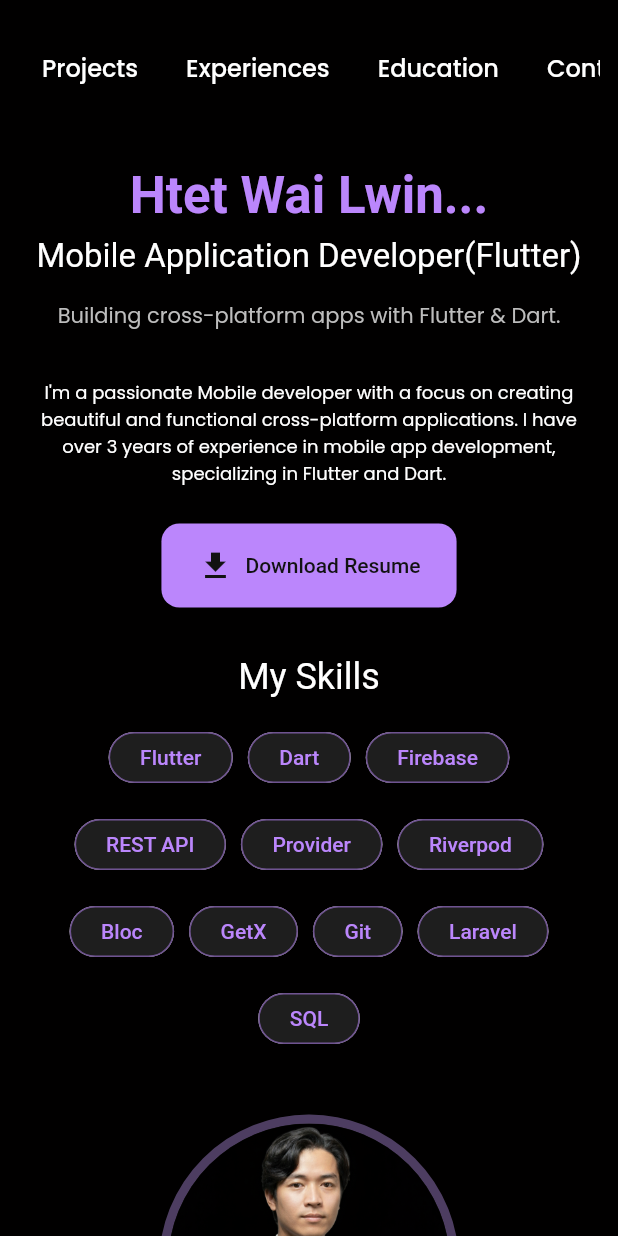
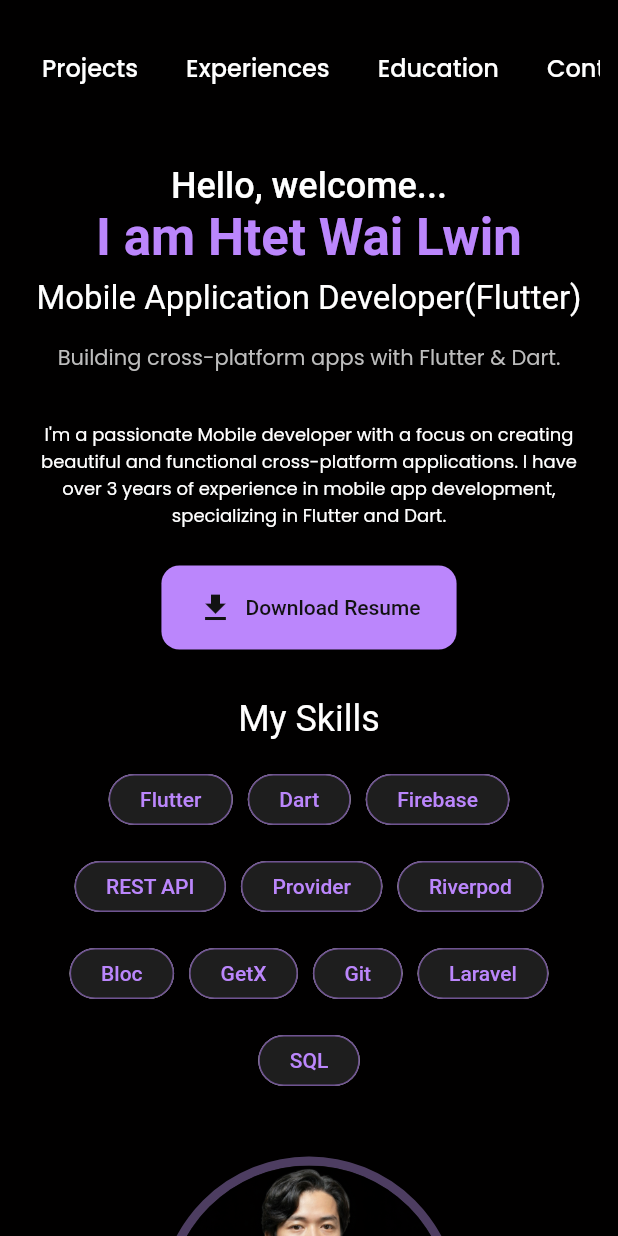
Before and after one commit to htetwai18/my_portfolio, a Flutter app: the screen it shows after launch, on a phone screen of 412 x 824 dp. Run offline on Flutter 3.47's test engine with Material 3 defaults, Android fonts, the phone set to English and light mode, and no system bars; drawn by our look-alikes of animated_text_kit; our stand-ins replace font_awesome_flutter, google_fonts; missing offline and left inert: dart:html, device_frame_plus; Roboto replaces fonts that are missing (Oxanium).

```diff
--- a/lib/pages/hero_section.dart
+++ b/lib/pages/hero_section.dart
@@ -1,5 +1,6 @@
 import 'dart:convert';
 
+import 'package:animated_text_kit/animated_text_kit.dart';
 import 'package:flutter/material.dart';
 import 'package:font_awesome_flutter/font_awesome_flutter.dart';
 import 'package:google_fonts/google_fonts.dart';
@@ -51,9 +52,6 @@ class _HeroSectionState extends State<HeroSection>
   late AnimationController _contactController;
 
   // Main animations
-  late Animation<Offset> _nameSlideAnimation;
-  late Animation<Offset> _titleSlideAnimation;
-  late Animation<Offset> _descriptionSlideAnimation;
   late Animation<double> _imageScaleAnimation;
   late Animation<double> _navbarFadeAnimation;
 
@@ -272,21 +270,6 @@ class _HeroSectionState extends State<HeroSection>
     });
 
     // Main animations
-    _nameSlideAnimation =
-        Tween<Offset>(begin: const Offset(-0.2, 0), end: Offset.zero).animate(
-            CurvedAnimation(
-                parent: _mainController,
-                curve: const Interval(0.0, 0.6, curve: Curves.easeOutCubic)));
-    _titleSlideAnimation =
-        Tween<Offset>(begin: const Offset(-0.2, 0), end: Offset.zero).animate(
-            CurvedAnimation(
-                parent: _mainController,
-                curve: const Interval(0.1, 0.7, curve: Curves.easeOutCubic)));
-    _descriptionSlideAnimation =
-        Tween<Offset>(begin: const Offset(-0.2, 0), end: Offset.zero).animate(
-            CurvedAnimation(
-                parent: _mainController,
-                curve: const Interval(0.2, 0.8, curve: Curves.easeOutCubic)));
     _imageScaleAnimation = Tween<double>(begin: 0.7, end: 1.0).animate(
         CurvedAnimation(
             parent: _mainController,
@@ -461,7 +444,7 @@ class _HeroSectionState extends State<HeroSection>
         // --- FIX #1: REMOVE PINK/PURPLE TINT FROM GRADIENT ---
         // Replaced the previous colors with a cleaner, more neutral gradient.
         decoration: const BoxDecoration(
-          color: const Color.fromRGBO(1, 0, 0, 1),
+          color:  Color.fromRGBO(1, 0, 0, 1),
         ),
         child: SingleChildScrollView(
           controller: _scrollController,
@@ -530,10 +513,19 @@ class _HeroSectionState extends State<HeroSection>
                               : CrossAxisAlignment.center,
                           mainAxisSize: MainAxisSize.min,
                           children: [
-                            SlideTransition(
-                              position: _nameSlideAnimation,
-                              child: Text(
-                                'Htet Wai Lwin...',
+                            Text(
+                              'Hello, welcome...',
+                              style: GoogleFonts.oxanium(
+                                fontSize: isDesktop ? 33 : 24,
+                                fontWeight: FontWeight.w500,
+                                color: Colors.white,
+                              ),
+                              textAlign: isDesktop
+                                  ? TextAlign.start
+                                  : TextAlign.center,
+                            ),
+                            Text(
+                              'I am Htet Wai Lwin',
                               style: GoogleFonts.oxanium(
                                 fontSize: isDesktop ? 55 : 34,
                                 fontWeight: FontWeight.bold,
@@ -543,25 +535,25 @@ class _HeroSectionState extends State<HeroSection>
                                   ? TextAlign.start
                                   : TextAlign.center,
                             ),
-                            ),
                             const SizedBox(height: 8),
-                            SlideTransition(
-                              position: _titleSlideAnimation,
-                              child: Text(
+                            AnimatedTextKit(
+                              animatedTexts: [
+                                TypewriterAnimatedText(
                                   'Mobile Application Developer(Flutter)',
-                                style: GoogleFonts.oxanium(
+                                  textStyle: GoogleFonts.oxanium(
                                     fontSize: isDesktop ? 32 : 22,
                                     color: Colors.white,
                                   ),
-                                textAlign: isDesktop
-                                    ? TextAlign.start
-                                    : TextAlign.center,
+                                  speed: const Duration(milliseconds: 100),
+                                  textAlign: isDesktop ? TextAlign.start : TextAlign.center,
                                 ),
+                              ],
+                              totalRepeatCount: 1,
+                              pause: const Duration(milliseconds: 1000),
+                              displayFullTextOnTap: true,
                             ),
                             const SizedBox(height: 16),
-                            SlideTransition(
-                              position: _descriptionSlideAnimation,
-                              child: Text(
+                            Text(
                               'Building cross-platform apps with Flutter & Dart.',
                               style: GoogleFonts.poppins(
                                 fontSize: isDesktop ? 20 : 14,
@@ -571,11 +563,8 @@ class _HeroSectionState extends State<HeroSection>
                                   ? TextAlign.start
                                   : TextAlign.center,
                             ),
-                            ),
                             const SizedBox(height: 32),
-                            SlideTransition(
-                              position: _descriptionSlideAnimation,
-                              child: Text(
+                            Text(
                               "I'm a passionate Mobile developer with a focus on creating beautiful and functional cross-platform applications. I have over 3 years of experience in mobile app development, specializing in Flutter and Dart.",
                               style: GoogleFonts.poppins(
                                 fontSize: isDesktop ? 16 : 12,
@@ -585,11 +574,8 @@ class _HeroSectionState extends State<HeroSection>
                                   ? TextAlign.start
                                   : TextAlign.center,
                             ),
-                            ),
                             const SizedBox(height: 24),
-                            SlideTransition(
-                              position: _descriptionSlideAnimation,
-                              child: ElevatedButton.icon(
+                            ElevatedButton.icon(
                               onPressed: () {
                                 _downloadResume();
                               },
@@ -608,30 +594,16 @@ class _HeroSectionState extends State<HeroSection>
                                 elevation: 2,
                               ),
                             ),
-                            ),
                             const SizedBox(height: 32),
-                            SlideTransition(
-                              position: _descriptionSlideAnimation,
-                              child: Text(
+                            Text(
                               'My Skills',
                               style: GoogleFonts.oxanium(
                                 fontSize: 24,
                                 color: Colors.white,
                               ),
-                                // style: Theme.of(context)
-                                //     .textTheme
-                                //     .headlineSmall
-                                //     ?.copyWith(
-                                //       fontWeight: FontWeight.bold,
-                                //       color: Colors.white,
-                                //     ),
-                              ),
                             ),
                             const SizedBox(height: 16),
-                            SlideTransition(
-                              position: _descriptionSlideAnimation,
-                              child: buildSkillsWrap(isDesktop),
-                            ),
+                            buildSkillsWrap(isDesktop),
                           ],
                         ),
                       ),
@@ -1209,23 +1181,6 @@ class _HeroSectionState extends State<HeroSection>
           Stack(
             alignment: Alignment.bottomCenter,
             children: [
-              if (!isDesktop)
-                const Padding(
-                  padding: EdgeInsets.symmetric(horizontal: 16),
-                  child: Row(
-                    mainAxisAlignment: MainAxisAlignment.spaceBetween,
-                    children: [
-                      Icon(
-                        Icons.arrow_back_ios,
-                        color: Colors.white,
-                      ),
-                      Icon(
-                        Icons.arrow_forward_ios,
-                        color: Colors.white,
-                      ),
-                    ],
-                  ),
-                ),
               Padding(
                 padding: EdgeInsets.symmetric(horizontal: isDesktop ? 0 : 40),
                 child: SizedBox(
@@ -1235,46 +1190,30 @@ class _HeroSectionState extends State<HeroSection>
                     scrollDirection: Axis.horizontal,
                     // mainAxisAlignment: MainAxisAlignment.center,
                     children: [
+                      _buildSocialIcon(FontAwesomeIcons.github, () async {
+                        await _launchUrl('https://github.com/htetwai18');
+                      }, 'Github'),
+                      const SizedBox(width: 24),
                       _buildSocialIcon(FontAwesomeIcons.linkedin, () async {
                         await _launchUrl(
                             'https://www.linkedin.com/in/htetwailwin/');
                       }, 'LinkedIn'),
                       const SizedBox(width: 24),
-                      _buildSocialIcon(FontAwesomeIcons.github, () async {
-                        await _launchUrl('https://github.com/htetwai18');
-                      }, 'Github'),
+                      _buildSocialIcon(
+                          FontAwesomeIcons
+                              .whatsapp, // Phone is available in default Material Icons
+                          () async {
+                        await _launchUrl(
+                            'https://wa.me/+660917073034'); // opens phone dialer
+                      }, 'Whatsapp'),
                       const SizedBox(width: 24),
                       _buildSocialIcon(
                           FontAwesomeIcons
-                              .reddit, // Phone is available in default Material Icons
+                              .line, // Phone is available in default Material Icons
                           () async {
                         await _launchUrl(
-                            'https://www.reddit.com/user/OkFudge8505/'); // opens phone dialer
-                      }, 'Reddit'),
-                      const SizedBox(width: 24),
-                      _buildSocialIcon(
-                          FontAwesomeIcons
-                              .medium, // Phone is available in default Material Icons
-                          () async {
-                        await _launchUrl(
-                            'https://medium.com/@htetwai.18.lwin'); // opens phone dialer
-                      }, 'Medium'),
-                      const SizedBox(width: 24),
-                      _buildSocialIcon(
-                          FontAwesomeIcons
-                              .youtube, // Phone is available in default Material Icons
-                          () async {
-                        await _launchUrl(
-                            'https://www.youtube.com/@HtetWaiLwin-q1g'); // opens phone dialer
-                      }, 'Youtube'),
-                      const SizedBox(width: 24),
-                      _buildSocialIcon(
-                          FontAwesomeIcons
-                              .stackOverflow, // Phone is available in default Material Icons
-                          () async {
-                        await _launchUrl(
-                            'https://stackoverflow.com/users/27296718/htet-wai-lwin'); // opens phone dialer
-                      }, 'Stack overflow'),
+                            'https://line.me/ti/p/_uU9xGhxNP'); // opens phone dialer
+                      }, 'Line'),
                     ],
                   ),
                 ),
--- a/lib/pages/project_detail.dart
+++ b/lib/pages/project_detail.dart
@@ -71,7 +71,7 @@ class _ProjectDetailPageState extends State<ProjectDetailPage> {
   @override
   Widget build(BuildContext context) {
     final Size screenSize = MediaQuery.of(context).size;
-    final bool isDesktop = screenSize.width > 800; // Arbitrary breakpoint
+    final bool isDesktop = screenSize.width > 400; // Arbitrary breakpoint
     return WillPopScope(
       onWillPop: () async {
         return false;
@@ -81,8 +81,9 @@ class _ProjectDetailPageState extends State<ProjectDetailPage> {
         body: SingleChildScrollView(
           child: Padding(
             padding: EdgeInsets.symmetric(
-                horizontal: (isDesktop) ? 60 : 24.0,
-                vertical: (isDesktop) ? 40.0 : 20),
+              horizontal: (isDesktop) ? 60 : 24.0,
+              vertical: (isDesktop) ? 40.0 : 20,
+            ),
             child: Column(
               crossAxisAlignment: CrossAxisAlignment.start,
               children: [
@@ -202,8 +203,8 @@ class _ProjectDetailPageState extends State<ProjectDetailPage> {
                 const SizedBox(height: 60),
                 Container(
                   padding: EdgeInsets.symmetric(
-                      horizontal: isDesktop ? 50 : 16,
-                      vertical: isDesktop ? 50 : 16),
+                      horizontal: isDesktop ? 40 : 16,
+                      vertical: isDesktop ? 40 : 16),
                   decoration: BoxDecoration(
                     color: const Color(0xFF1E1E1E),
                     borderRadius: BorderRadius.circular(24),
@@ -275,8 +276,9 @@ class _ProjectDetailPageState extends State<ProjectDetailPage> {
   Widget _buildTechnicalGrid() {
     return LayoutBuilder(
       builder: (context, constraints) {
-        bool isWide = constraints.maxWidth > 600;
-        return isWide
+        final Size screenSize = MediaQuery.of(context).size;
+        final bool isDesktop = screenSize.width > 820;
+        return isDesktop
             ? GridView.count(
                 crossAxisCount: 2,
                 shrinkWrap: true,
@@ -380,16 +382,13 @@ class TechInfoCard extends StatelessWidget {
 
   @override
   Widget build(BuildContext context) {
+    final Size screenSize = MediaQuery.of(context).size;
+    final bool isDesktop = screenSize.width > 800;
     return Container(
-      padding: const EdgeInsets.all(16),
-      // decoration: BoxDecoration(
-      //   shape: BoxShape.circle,
-      //   color: const Color(0xFF1E1E1E),
-      //   // borderRadius: BorderRadius.circular(8),
-      //   border: Border.all(color: Colors.grey[700]!),
-      // ),
+      padding: const EdgeInsets.symmetric(horizontal: 16,vertical: 6),
       child: Column(
-        crossAxisAlignment: CrossAxisAlignment.center,
+        crossAxisAlignment:
+            (!isDesktop) ? CrossAxisAlignment.start : CrossAxisAlignment.center,
         mainAxisAlignment: MainAxisAlignment.center,
         children: [
           Text(
@@ -453,8 +452,8 @@ class _HoverTechIcon extends StatefulWidget {
 
 class _HoverTechIconState extends State<_HoverTechIcon> {
   bool _isHovered = false;
-  bool isPlayStore (){
-    if(widget.iconData == FontAwesomeIcons.googlePlay){
+  bool isPlayStore() {
+    if (widget.iconData == FontAwesomeIcons.googlePlay) {
       return true;
     }
     return false;
@@ -462,7 +461,7 @@ class _HoverTechIconState extends State<_HoverTechIcon> {
 
   @override
   Widget build(BuildContext context) {
-     Color baseColor = (isPlayStore())? Colors.green: Colors.blue;
+    Color baseColor = (isPlayStore()) ? Colors.green : Colors.blue;
     final Color bg =
         _isHovered ? baseColor.withOpacity(0.25) : const Color(0xFF2D2D2D);
     final Color fg = !_isHovered
--- a/pubspec.yaml
+++ b/pubspec.yaml
@@ -19,6 +19,7 @@ dependencies:
   http: ^1.3.0
   google_fonts: ^6.3.2
   device_frame_plus: ^1.5.0
+  animated_text_kit: ^4.2.3
 
 dev_dependencies:
   flutter_test:
```
Also changed, not shown: lib/pages/project.dart (+3 -4 lines), pubspec.lock. Lines whose indentation alone changed are shown as unchanged.
